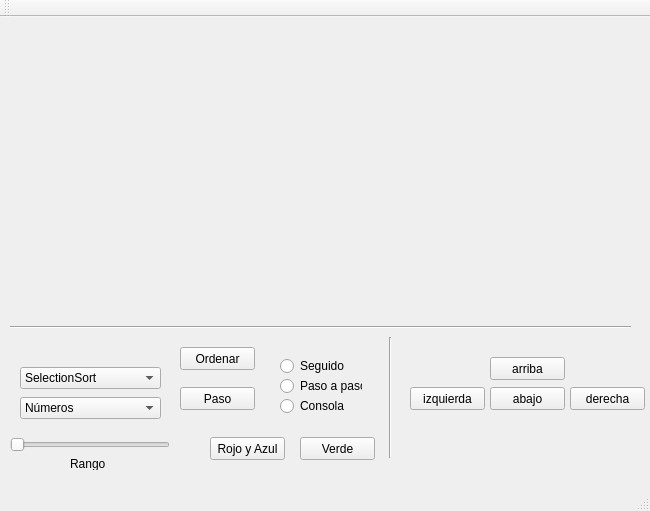
Qt form mainwindow.ui (KendallTencio/PR1C-Ordenamientos) before a commit.
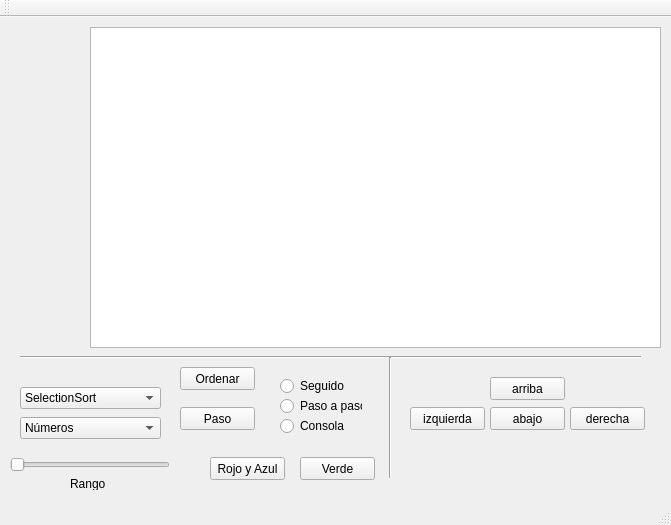
The same form after that commit. Icons and pictures are not drawn.

Commit message: Intento de Gráficos

Diff of the .ui file:
```diff
--- a/mainwindow.ui
+++ b/mainwindow.ui
@@ -6,8 +6,8 @@
    <rect>
     <x>0</x>
     <y>0</y>
-    <width>650</width>
-    <height>511</height>
+    <width>671</width>
+    <height>525</height>
    </rect>
   </property>
   <property name="windowTitle">
@@ -18,7 +18,7 @@
     <property name="geometry">
      <rect>
       <x>490</x>
-      <y>370</y>
+      <y>390</y>
       <width>75</width>
       <height>23</height>
      </rect>
@@ -30,8 +30,8 @@
    <widget class="Line" name="line">
     <property name="geometry">
      <rect>
-      <x>10</x>
-      <y>300</y>
+      <x>20</x>
+      <y>330</y>
       <width>621</width>
       <height>20</height>
      </rect>
@@ -69,7 +69,7 @@
     <property name="geometry">
      <rect>
       <x>490</x>
-      <y>340</y>
+      <y>360</y>
       <width>75</width>
       <height>23</height>
      </rect>
@@ -82,7 +82,7 @@
     <property name="geometry">
      <rect>
       <x>410</x>
-      <y>370</y>
+      <y>390</y>
       <width>75</width>
       <height>23</height>
      </rect>
@@ -95,7 +95,7 @@
     <property name="geometry">
      <rect>
       <x>570</x>
-      <y>370</y>
+      <y>390</y>
       <width>75</width>
       <height>23</height>
      </rect>
@@ -108,7 +108,7 @@
     <property name="geometry">
      <rect>
       <x>210</x>
-      <y>420</y>
+      <y>440</y>
       <width>75</width>
       <height>23</height>
      </rect>
@@ -121,7 +121,7 @@
     <property name="geometry">
      <rect>
       <x>280</x>
-      <y>340</y>
+      <y>360</y>
       <width>82</width>
       <height>18</height>
      </rect>
@@ -134,7 +134,7 @@
     <property name="geometry">
      <rect>
       <x>280</x>
-      <y>360</y>
+      <y>380</y>
       <width>82</width>
       <height>18</height>
      </rect>
@@ -147,7 +147,7 @@
     <property name="geometry">
      <rect>
       <x>280</x>
-      <y>380</y>
+      <y>400</y>
       <width>82</width>
       <height>18</height>
      </rect>
@@ -160,7 +160,7 @@
     <property name="geometry">
      <rect>
       <x>20</x>
-      <y>350</y>
+      <y>370</y>
       <width>141</width>
       <height>22</height>
      </rect>
@@ -225,7 +225,7 @@
     <property name="geometry">
      <rect>
       <x>380</x>
-      <y>320</y>
+      <y>340</y>
       <width>20</width>
       <height>121</height>
      </rect>
@@ -238,7 +238,7 @@
     <property name="geometry">
      <rect>
       <x>20</x>
-      <y>380</y>
+      <y>400</y>
       <width>141</width>
       <height>22</height>
      </rect>
@@ -268,7 +268,7 @@
     <property name="geometry">
      <rect>
       <x>10</x>
-      <y>420</y>
+      <y>440</y>
       <width>160</width>
       <height>16</height>
      </rect>
@@ -281,7 +281,7 @@
     <property name="geometry">
      <rect>
       <x>70</x>
-      <y>440</y>
+      <y>460</y>
       <width>47</width>
       <height>13</height>
      </rect>
@@ -294,7 +294,7 @@
     <property name="geometry">
      <rect>
       <x>300</x>
-      <y>420</y>
+      <y>440</y>
       <width>75</width>
       <height>23</height>
      </rect>
@@ -307,7 +307,7 @@
     <property name="geometry">
      <rect>
       <x>180</x>
-      <y>330</y>
+      <y>350</y>
       <width>75</width>
       <height>23</height>
      </rect>
@@ -320,7 +320,7 @@
     <property name="geometry">
      <rect>
       <x>180</x>
-      <y>370</y>
+      <y>390</y>
       <width>75</width>
       <height>23</height>
      </rect>
@@ -329,6 +329,16 @@
      <string>Paso</string>
     </property>
    </widget>
+   <widget class="QGraphicsView" name="graphicsView">
+    <property name="geometry">
+     <rect>
+      <x>90</x>
+      <y>10</y>
+      <width>571</width>
+      <height>321</height>
+     </rect>
+    </property>
+   </widget>
   </widget>
   <widget class="QMenuBar" name="menuBar">
    <property name="geometry">
```
Left out of the diff: 2 changed lines with no effect on the pictures. The commit also changes 2 other files.
